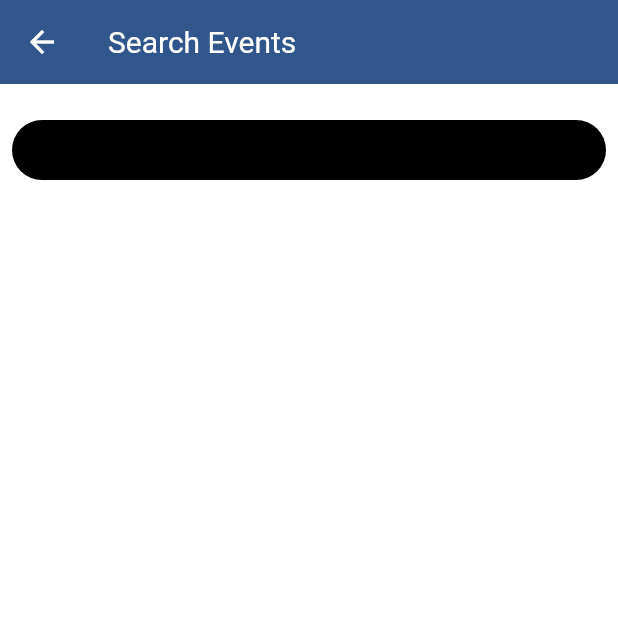
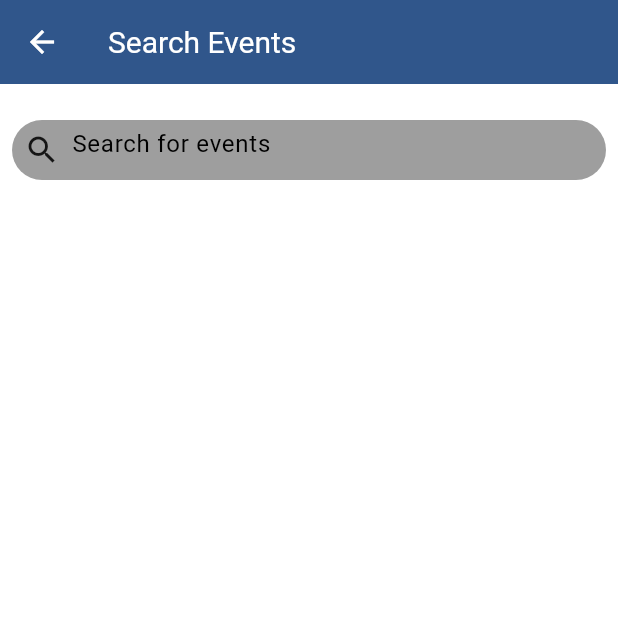
Before and after one commit to COS301-SE-2024/WhatsOn-UP, a Flutter app: the SearchScreen screen opened directly, on a phone screen of 412 x 824 dp, the top half of it. Run offline on Flutter 3.47's test engine with Material 3 defaults, Android fonts, the phone set to English and light mode, and no system bars; our stand-ins replace animated_splash_screen, carousel_slider, flutter_secure_storage, flutter_svg_provider, line_awesome_flutter, shared_preferences and 1 more; accounts and stored records are empty.

Commit message:
normal search

```diff
--- a/src/Frontend/lib/screens/SearchScreen.dart
+++ b/src/Frontend/lib/screens/SearchScreen.dart
@@ -43,7 +43,7 @@ class _SearchScreenState extends State<SearchScreen> {
                 borderRadius: BorderRadius.all(
                   Radius.circular(50),
                 ),
-                color: Colors.black, // Adjust color as needed
+                color: Colors.grey, // Adjust color as needed
               ),
               child: Row(
                 children: [
@@ -66,7 +66,7 @@ class _SearchScreenState extends State<SearchScreen> {
                 itemCount: _searchResults.length,
                 itemBuilder: (BuildContext context, int index) {
                   return ListTile(
-                    title: Text(_searchResults[index]['name']),
+                    title: Text(_searchResults[index]['title']),
                     subtitle: Text(_searchResults[index]['description']),
                     // Implement onTap to navigate or show details
                   );
--- a/src/Frontend/lib/services/EventService.dart
+++ b/src/Frontend/lib/services/EventService.dart
@@ -2,7 +2,7 @@ import 'dart:convert';
 import 'package:http/http.dart' as http;
 
 class EventService {
-  static const String baseUrl = 'http://ec2-13-60-34-71.eu-north-1.compute.amazonaws.com:8080';
+  static const String baseUrl = 'http://localhost:8080';
 
   Future<List<dynamic>> searchEvents({
     String? title,
```
Also changed, not shown: 1 other file.
